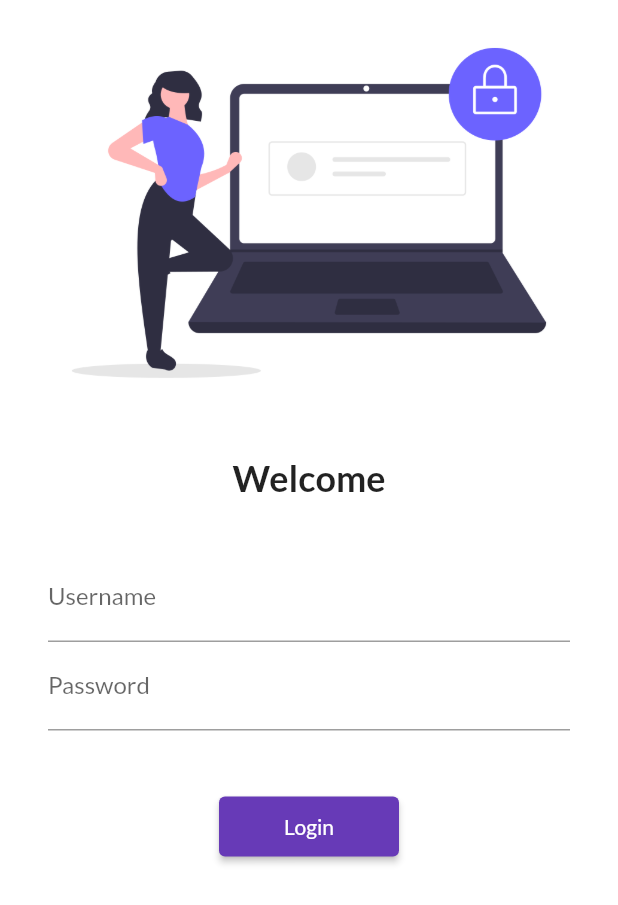
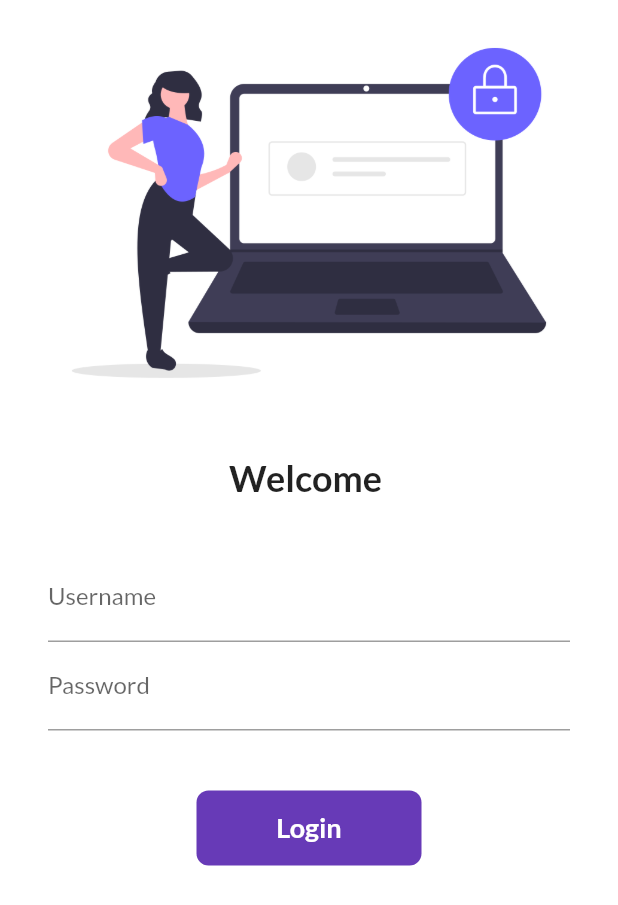
Before and after one commit to reeshi/FlutterCatalogApp, a Flutter app: the screen it shows after launch, on a phone screen of 412 x 824 dp. Shown: the top 905 px of the screen. Run offline on Flutter 3.47's test engine with Material 2 defaults, Android fonts, the phone set to English and light mode, and no system bars; our stand-ins replace google_fonts.

Commit message:
Day 6 completed

```diff
--- a/lib/pages/login_page.dart
+++ b/lib/pages/login_page.dart
@@ -1,7 +1,14 @@
 import 'package:flutter/material.dart';
 import 'package:flutter_catalog/utils/routes.dart';
 
-class LoginPage extends StatelessWidget {
+class LoginPage extends StatefulWidget {
+  @override
+  _LoginPageState createState() => _LoginPageState();
+}
+
+class _LoginPageState extends State<LoginPage> {
+  String name = "";
+  bool changeButton = false;
   @override
   Widget build(BuildContext context) {
     return Material(
@@ -17,7 +24,7 @@ class LoginPage extends StatelessWidget {
               height: 20.0,
             ),
             Text(
-              "Welcome",
+              "Welcome $name",
               style: TextStyle(
                 fontSize: 24,
                 fontWeight: FontWeight.bold,
@@ -36,6 +43,10 @@ class LoginPage extends StatelessWidget {
                       hintText: "Enter your username",
                       labelText: "Username",
                     ),
+                    onChanged: (value) {
+                      name = value;
+                      setState(() {});
+                    },
                   ),
                   TextFormField(
                     obscureText: true,
@@ -47,15 +58,48 @@ class LoginPage extends StatelessWidget {
                   SizedBox(
                     height: 40.0,
                   ),
-                  ElevatedButton(
-                    onPressed: () {
+                  InkWell(
+                    onTap: () async {
+                      setState(() {
+                        changeButton = true;
+                      });
+                      await Future.delayed(Duration(seconds: 1));
                       Navigator.pushNamed(context, MyRoutes.homeRoute);
                     },
-                    child: Text("Login"),
-                    style: TextButton.styleFrom(
-                      minimumSize: Size(120, 40),
+                    child: AnimatedContainer(
+                      duration: Duration(seconds: 1),
+                      width: changeButton ? 50 : 150,
+                      height: 50,
+                      alignment: Alignment.center,
+                      child: changeButton
+                          ? Icon(
+                              Icons.done,
+                              color: Colors.white,
+                            )
+                          : Text(
+                              "Login",
+                              style: TextStyle(
+                                color: Colors.white,
+                                fontWeight: FontWeight.bold,
+                                fontSize: 18.0,
+                              ),
+                            ),
+                      decoration: BoxDecoration(
+                        color: Colors.deepPurple,
+                        borderRadius:
+                            BorderRadius.circular(changeButton ? 50 : 8),
+                      ),
                     ),
                   ),
+                  // ElevatedButton(
+                  //   onPressed: () {
+                  //     Navigator.pushNamed(context, MyRoutes.homeRoute);
+                  //   },
+                  //   child: Text("Login"),
+                  //   style: TextButton.styleFrom(
+                  //     minimumSize: Size(120, 40),
+                  //   ),
+                  // ),
                 ],
               ),
             ),
```
